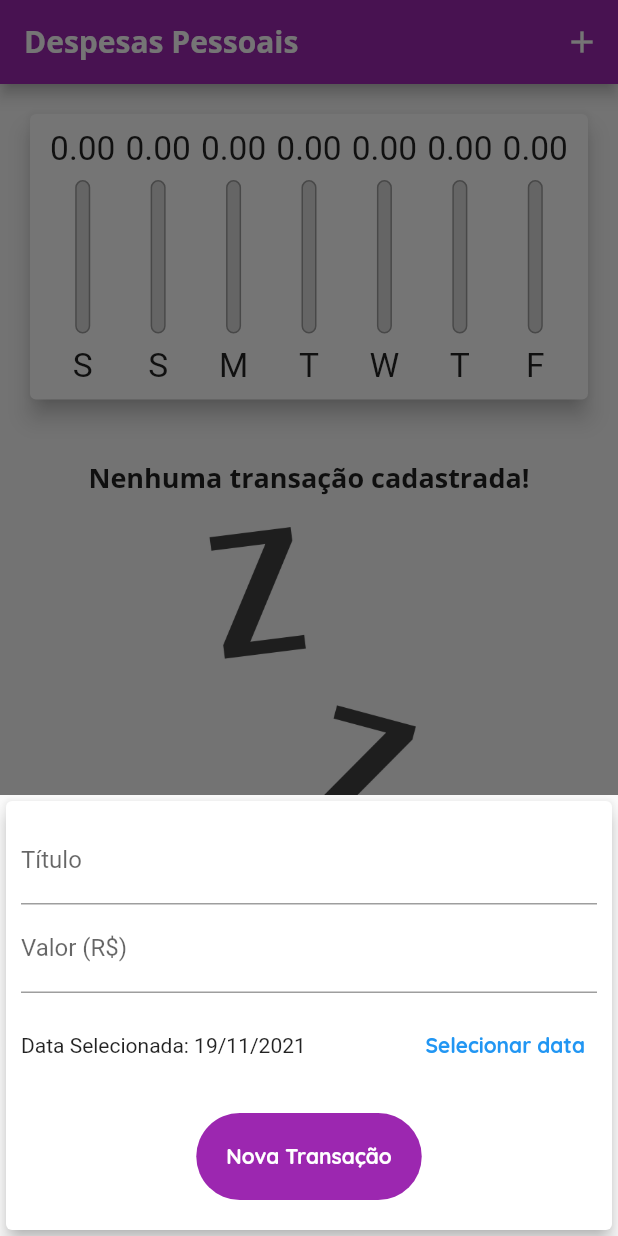
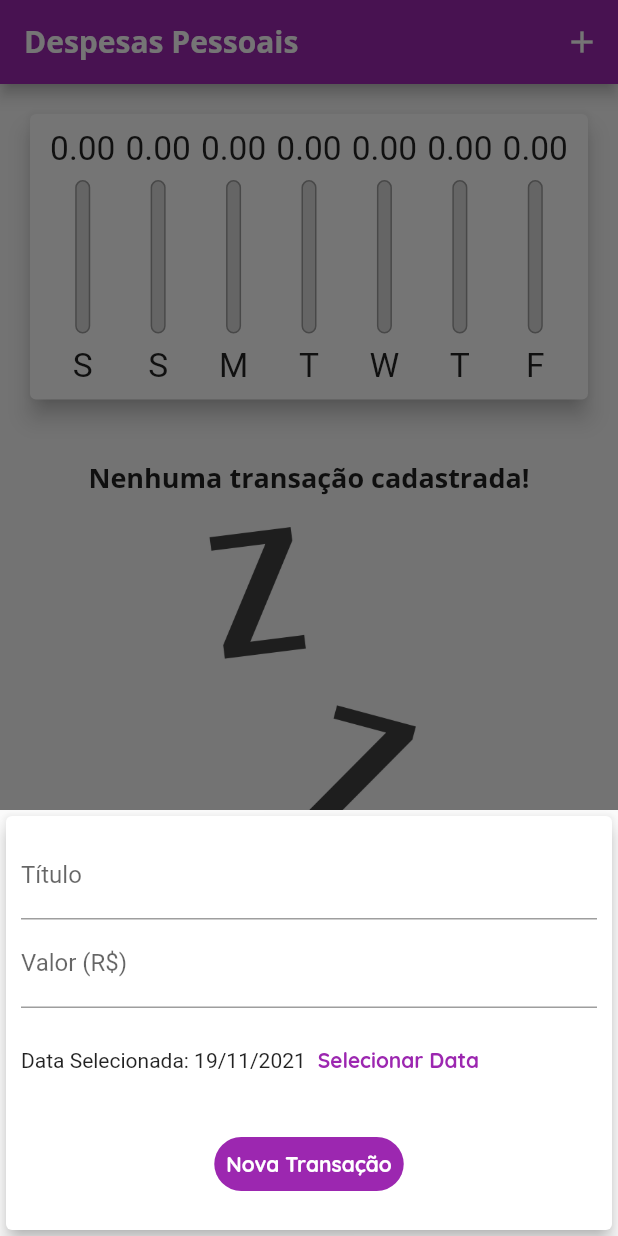
Before and after one commit to rayssasandrade/expenses, a Flutter app: the screen it shows after launch, after a tap on the "add" icon, on a phone screen of 412 x 824 dp. Run offline on Flutter 3.47's test engine with Material 2 defaults, Android fonts, the phone set to English and light mode, and no system bars.

Commit message:
criando componentes adaptativos

```diff
--- /dev/null
+++ b/lib/components/adaptative_button.dart
@@ -0,0 +1,34 @@
+import 'package:flutter/cupertino.dart';
+import 'package:flutter/material.dart';
+import 'dart:io';
+
+class AdaptativeButton extends StatelessWidget {
+  final String label;
+  final Function() onPressed;
+
+  AdaptativeButton(this.label, this.onPressed);
+
+  @override
+  Widget build(BuildContext context) {
+    return Platform.isIOS
+        ? CupertinoButton(
+            child: Text(label),
+            onPressed: onPressed,
+            color: Theme.of(context).primaryColor,
+            padding: EdgeInsets.symmetric(horizontal: 20),
+          )
+        : TextButton(
+            onPressed: onPressed,
+            child: Text(
+              label,
+              style: TextStyle(
+                color: Theme.of(context).textTheme.button?.color,
+              ),
+            ),
+            style: TextButton.styleFrom(
+              backgroundColor: Theme.of(context).primaryColor,
+              shape: StadiumBorder(),
+            ),
+          );
+  }
+}
--- /dev/null
+++ b/lib/components/adaptative_dataPicker.dart
@@ -0,0 +1,65 @@
+import 'dart:io';
+import 'package:flutter/cupertino.dart';
+import 'package:flutter/material.dart';
+import 'package:intl/intl.dart';
+
+class AdaptativeDatePicker extends StatelessWidget {
+  final DateTime? selectedDate;
+  final Function(DateTime)? onDateChanged;
+
+  AdaptativeDatePicker({
+    this.selectedDate,
+    this.onDateChanged,
+  });
+
+  _showDatePicker(BuildContext context) {
+    showDatePicker(
+      context: context,
+      initialDate: DateTime.now(),
+      firstDate: DateTime(2019),
+      lastDate: DateTime.now(),
+    ).then((pickedDate) {
+      if (pickedDate == null) {
+        return;
+      }
+
+      onDateChanged!(pickedDate);
+    });
+  }
+
+  @override
+  Widget build(BuildContext context) {
+    return Platform.isIOS
+        ? Container(
+            height: 180,
+            child: CupertinoDatePicker(
+              mode: CupertinoDatePickerMode.date,
+              initialDateTime: DateTime.now(),
+              minimumDate: DateTime(2019),
+              maximumDate: DateTime.now(),
+              onDateTimeChanged: onDateChanged!,
+            ),
+          )
+        : Container(
+            height: 70,
+            child: Row(
+              children: <Widget>[
+                Text(
+                  selectedDate == null
+                      ? 'Nenhuma data selecionada!'
+                      : 'Data Selecionada: ${DateFormat('dd/MM/y').format(selectedDate!)}',
+                ),
+                TextButton(
+                  child: Text(
+                    'Selecionar Data',
+                    style: TextStyle(
+                      fontWeight: FontWeight.bold,
+                    ),
+                  ),
+                  onPressed: () => _showDatePicker(context),
+                )
+              ],
+            ),
+          );
+  }
+}
--- /dev/null
+++ b/lib/components/adaptative_textField.dart
@@ -0,0 +1,43 @@
+import 'package:flutter/cupertino.dart';
+import 'package:flutter/material.dart';
+import 'dart:io';
+
+class AdaptativeTextField extends StatelessWidget {
+  final String? label;
+  final Function(String)? onSubmitted;
+  final TextEditingController? controller;
+  final TextInputType? keyboardType;
+
+  AdaptativeTextField({
+    this.label,
+    this.onSubmitted,
+    this.controller,
+    this.keyboardType = TextInputType.text,
+  });
+
+  @override
+  Widget build(BuildContext context) {
+    return Platform.isIOS
+        ? Padding(
+            padding: const EdgeInsets.only(bottom: 10),
+            child: CupertinoTextField(
+              controller: controller,
+              onSubmitted: onSubmitted,
+              keyboardType: keyboardType,
+              placeholder: label,
+              padding: EdgeInsets.symmetric(
+                horizontal: 6,
+                vertical: 12,
+              ),
+            ),
+          )
+        : TextField(
+            controller: controller,
+            onSubmitted: onSubmitted,
+            keyboardType: keyboardType,
+            decoration: InputDecoration(
+              labelText: label,
+            ),
+          );
+  }
+}
--- a/lib/components/chart.dart
+++ b/lib/components/chart.dart
@@ -1,6 +1,6 @@
 import 'package:flutter/material.dart';
 import 'package:intl/intl.dart';
-import '../model/Transaction.dart';
+import '../models/transaction.dart';
 import 'chart_bar.dart';
 
 class Chart extends StatelessWidget {
--- /dev/null
+++ b/lib/components/transaction_form.dart
@@ -0,0 +1,79 @@
+import 'package:flutter/material.dart';
+import 'adaptative_button.dart';
+import 'adaptative_textField.dart';
+import 'adaptative_dataPicker.dart';
+
+class TransactionForm extends StatefulWidget {
+  final void Function(String, double, DateTime) onSubmit;
+
+  TransactionForm(this.onSubmit);
+
+  @override
+  _TransactionFormState createState() => _TransactionFormState();
+}
+
+class _TransactionFormState extends State<TransactionForm> {
+  final _titleController = TextEditingController();
+  final _valueController = TextEditingController();
+  DateTime _selectedDate = DateTime.now();
+
+  _submitForm() {
+    final title = _titleController.text;
+    final value = double.tryParse(_valueController.text) ?? 0.0;
+
+    if (title.isEmpty || value <= 0 || _selectedDate == null) {
+      return;
+    }
+
+    widget.onSubmit(title, value, _selectedDate);
+  }
+
+  @override
+  Widget build(BuildContext context) {
+    return SingleChildScrollView(
+      child: Card(
+        elevation: 5,
+        child: Padding(
+          padding: EdgeInsets.only(
+            top: 10,
+            right: 10,
+            left: 10,
+            bottom: 10 + MediaQuery.of(context).viewInsets.bottom,
+          ),
+          child: Column(
+            children: <Widget>[
+              AdaptativeTextField(
+                label: 'Título',
+                onSubmitted: (_) => _submitForm(),
+                controller: _titleController,
+              ),
+              AdaptativeTextField(
+                controller: _valueController,
+                keyboardType: TextInputType.numberWithOptions(decimal: true),
+                onSubmitted: (_) => _submitForm(),
+                label: 'Valor (R\$)',
+              ),
+              AdaptativeDatePicker(
+                selectedDate: _selectedDate,
+                onDateChanged: (newDate) {
+                  setState(() {
+                    _selectedDate = newDate;
+                  });
+                },
+              ),
+              Row(
+                mainAxisAlignment: MainAxisAlignment.center,
+                children: <Widget>[
+                  Padding(
+                    padding: const EdgeInsets.all(10),
+                    child: AdaptativeButton('Nova Transação', _submitForm),
+                  ),
+                ],
+              ),
+            ],
+          ),
+        ),
+      ),
+    );
+  }
+}
--- a/lib/components/transaction_list.dart
+++ b/lib/components/transaction_list.dart
@@ -1,6 +1,6 @@
 import 'package:flutter/material.dart';
 import 'package:flutter/rendering.dart';
-import '../model/Transaction.dart';
+import '../models/transaction.dart';
 import 'package:intl/intl.dart';
 
 class TransactionList extends StatelessWidget {
@@ -60,11 +60,21 @@ class TransactionList extends StatelessWidget {
                   subtitle: Text(
                     DateFormat('d MMM y').format(tr.date),
                   ),
-                  trailing: IconButton(
-                    icon: Icon(Icons.delete),
-                    color: Theme.of(context).errorColor,
-                    onPressed: () => onRemove(tr.id),
-                  ),
+                  trailing: MediaQuery.of(context).size.width > 480
+                      ? TextButton.icon(
+                          onPressed: () => onRemove(tr.id),
+                          icon: Icon(Icons.delete),
+                          label: Text('Excluir'),
+                          style: TextButton.styleFrom(
+                            textStyle:
+                                TextStyle(color: Theme.of(context).errorColor),
+                          ),
+                        )
+                      : IconButton(
+                          icon: Icon(Icons.delete),
+                          color: Theme.of(context).errorColor,
+                          onPressed: () => onRemove(tr.id),
+                        ),
                 ),
               );
             },
--- a/lib/components/transactions_form.dart
+++ /dev/null
@@ -1,126 +0,0 @@
-import 'package:flutter/material.dart';
-import 'package:intl/intl.dart';
-
-class TransactionForm extends StatefulWidget {
-  final void Function(String, double, DateTime) onSubmit;
-
-  TransactionForm(this.onSubmit);
-
-  @override
-  _TransactionFormState createState() => _TransactionFormState();
-}
-
-class _TransactionFormState extends State<TransactionForm> {
-  final _titleController = TextEditingController();
-  final _valueController = TextEditingController();
-  DateTime _selectedDate = DateTime.now();
-
-  _submitForm() {
-    final title = _titleController.text;
-    final value = double.tryParse(_valueController.text) ?? 0.0;
-
-    if (title.isEmpty || value <= 0 || _selectedDate == null) {
-      return;
-    }
-
-    widget.onSubmit(title, value, _selectedDate);
-  }
-
-  _showDatePicker() {
-    showDatePicker(
-      context: context,
-      initialDate: DateTime.now(),
-      firstDate: DateTime(2019),
-      lastDate: DateTime.now(),
-    ).then((pickedDate) {
-      if (pickedDate == null) {
-        return;
-      }
-      setState(() {
-        _selectedDate = pickedDate;
-      });
-    });
-  }
-
-  @override
-  Widget build(BuildContext context) {
-    return SingleChildScrollView(
-      child: Card(
-        elevation: 5,
-        child: Padding(
-          padding: EdgeInsets.only(
-            top: 10,
-            right: 10,
-            left: 10,
-            bottom: 10 + MediaQuery.of(context).viewInsets.bottom,
-          ),
-          child: Column(
-            children: <Widget>[
-              TextField(
-                controller: _titleController,
-                onSubmitted: (_) => _submitForm(),
-                decoration: InputDecoration(
-                  labelText: 'Título',
-                ),
-              ),
-              TextField(
-                controller: _valueController,
-                keyboardType: TextInputType.numberWithOptions(decimal: true),
-                onSubmitted: (_) => _submitForm(),
-                decoration: InputDecoration(
-                  labelText: 'Valor (R\$)',
-                ),
-              ),
-              Container(
-                height: 70,
-                child: Row(
-                  children: [
-                    Expanded(
-                      child: Text(
-                        _selectedDate == null
-                            ? 'Nenhuma data selecionada!'
-                            : 'Data Selecionada: ${DateFormat('dd/MM/y').format(_selectedDate)}',
-                      ),
-                    ),
-                    TextButton(
-                      onPressed: _showDatePicker,
-                      child: Text(
-                        'Selecionar data',
-                        style: TextStyle(
-                          fontWeight: FontWeight.bold,
-                          color: Theme.of(context).primaryColor,
-                        ),
-                      ),
-                    )
-                  ],
-                ),
-              ),
-              Row(
-                mainAxisAlignment: MainAxisAlignment.center,
-                children: <Widget>[
-                  Padding(
-                    padding: const EdgeInsets.all(10),
-                    child: TextButton(
-                      child: Text(
-                        'Nova Transação',
-                        style: TextStyle(
-                          color: Theme.of(context).textTheme.button?.color,
-                        ),
-                      ),
-                      style: TextButton.styleFrom(
-                        backgroundColor: Colors.purple,
-                        padding: EdgeInsets.all(20),
-                        shape: StadiumBorder(),
-                      ),
-                      onPressed: _submitForm,
-                    ),
-                  )
-                ],
-              ),
-            ],
-          ),
-        ),
-      ),
-    );
-  }
-}
--- a/lib/main.dart
+++ b/lib/main.dart
@@ -1,12 +1,14 @@
 import 'dart:math';
-import 'package:expenses/components/chart.dart';
-import 'package:flutter/widgets.dart';
+import 'dart:io';
 
-import 'model/Transaction.dart';
+import 'package:expenses/components/transaction_form.dart';
+import 'package:flutter/cupertino.dart';
 import 'package:flutter/material.dart';
-import './components/transactions_form.dart';
-import './components/transaction_list.dart';
-import './components/chart.dart';
+
+import 'components/transaction_form.dart';
+import 'components/transaction_list.dart';
+import 'components/chart.dart';
+import 'models/transaction.dart';
 
 main() => runApp(ExpensesApp());
 
@@ -16,11 +18,8 @@ class ExpensesApp extends StatelessWidget {
     return MaterialApp(
       home: MyHomePage(),
       theme: ThemeData(
-        colorScheme: ColorScheme.fromSwatch(
         primarySwatch: Colors.purple,
-        ).copyWith(
-          secondary: Colors.amber,
-        ),
+        accentColor: Colors.amber,
         fontFamily: 'Quicksand',
         textTheme: ThemeData.light().textTheme.copyWith(
               headline6: TextStyle(
@@ -49,7 +48,7 @@ class ExpensesApp extends StatelessWidget {
 
 class MyHomePage extends StatefulWidget {
   @override
-  State<MyHomePage> createState() => _MyHomePageState();
+  _MyHomePageState createState() => _MyHomePageState();
 }
 
 class _MyHomePageState extends State<MyHomePage> {
@@ -58,16 +57,10 @@ class _MyHomePageState extends State<MyHomePage> {
 
   List<Transaction> get _recentTransactions {
     return _transactions.where((tr) {
-      return tr.date.isAfter(DateTime.now().subtract(Duration(days: 7)));
+      return tr.date.isAfter(DateTime.now().subtract(
+        Duration(days: 7),
+      ));
     }).toList();
-  }
-
-  _openTransactionFormModal(BuildContext context) {
-    showModalBottomSheet(
-        context: context,
-        builder: (_) {
-          return TransactionForm(_addTransaction);
-        });
   }
 
   _addTransaction(String title, double value, DateTime date) {
@@ -75,7 +68,8 @@ class _MyHomePageState extends State<MyHomePage> {
       id: Random().nextDouble().toString(),
       title: title,
       value: value,
-        date: date);
+      date: date,
+    );
 
     setState(() {
       _transactions.add(newTransaction);
@@ -84,52 +78,73 @@ class _MyHomePageState extends State<MyHomePage> {
     Navigator.of(context).pop();
   }
 
-  _removeTransaction(String id) {
+  _deleteTransaction(String id) {
     setState(() {
-      _transactions.removeWhere((tr) {
-        return tr.id == id;
+      _transactions.removeWhere((tr) => tr.id == id);
     });
-    });
+  }
+
+  _openTransactionFormModal(BuildContext context) {
+    showModalBottomSheet(
+      context: context,
+      builder: (_) {
+        return TransactionForm(_addTransaction);
+      },
+    );
+  }
+
+  Widget _getIconButton(IconData icon, Function() fn) {
+    return Platform.isIOS
+        ? GestureDetector(onTap: fn, child: Icon(icon))
+        : IconButton(icon: Icon(icon), onPressed: fn);
   }
 
   @override
   Widget build(BuildContext context) {
-    bool isLandscape =
-        MediaQuery.of(context).orientation == Orientation.landscape;
-    final appBar = AppBar(
-      title: Text('Despesas Pessoais'),
-      actions: [
+    final mediaQuery = MediaQuery.of(context);
+    bool isLandscape = mediaQuery.orientation == Orientation.landscape;
+
+    final iconList = Platform.isIOS ? CupertinoIcons.refresh : Icons.list;
+    final chartList =
+        Platform.isIOS ? CupertinoIcons.refresh : Icons.show_chart;
+
+    final actions = <Widget>[
       if (isLandscape)
-          IconButton(
-            icon: Icon(_showChart ? Icons.list : Icons.show_chart),
-            onPressed: () {
+        _getIconButton(
+          _showChart ? iconList : chartList,
+          () {
             setState(() {
               _showChart = !_showChart;
             });
           },
         ),
-        IconButton(
-          icon: Icon(Icons.add),
-          onPressed: () => _openTransactionFormModal(context),
+      _getIconButton(
+        Platform.isIOS ? CupertinoIcons.add : Icons.add,
+        () => _openTransactionFormModal(context),
       ),
-      ],
+    ];
+
+    final PreferredSizeWidget appBar = AppBar(
+      title: Text('Despesas Pessoais'),
+      actions: actions,
     );
-    final availableHeight = MediaQuery.of(context).size.height -
+
+    final availableHeight = mediaQuery.size.height -
         appBar.preferredSize.height -
-        MediaQuery.of(context).padding.top;
+        mediaQuery.padding.top;
 
-    return Scaffold(
-      appBar: appBar,
-      body: SingleChildScrollView(
+    final bodyPage = SafeArea(
+      child: SingleChildScrollView(
         child: Column(
           crossAxisAlignment: CrossAxisAlignment.stretch,
-          mainAxisAlignment: MainAxisAlignment.center,
           children: <Widget>[
             // if (isLandscape)
             //   Row(
-            //     children: [
+            //     mainAxisAlignment: MainAxisAlignment.center,
+            //     children: <Widget>[
             //       Text('Exibir Gráfico'),
-            //       Switch(
+            //       Switch.adaptive(
+            //         activeColor: Theme.of(context).accentColor,
             //         value: _showChart,
             //         onChanged: (value) {
             //           setState(() {
@@ -141,22 +156,41 @@ class _MyHomePageState extends State<MyHomePage> {
             //   ),
             if (_showChart || !isLandscape)
               Container(
-                height: availableHeight * (isLandscape ? 0.7 : 0.3),
+                height: availableHeight * (isLandscape ? 0.8 : 0.3),
                 child: Chart(_recentTransactions),
               ),
             if (!_showChart || !isLandscape)
               Container(
-                height: availableHeight * 0.70,
-                child: TransactionList(_transactions, _removeTransaction),
+                height: availableHeight * (isLandscape ? 1 : 0.7),
+                child: TransactionList(_transactions, _deleteTransaction),
               ),
           ],
         ),
       ),
-      floatingActionButton: FloatingActionButton(
+    );
+
+    return Platform.isIOS
+        ? CupertinoPageScaffold(
+            navigationBar: CupertinoNavigationBar(
+              middle: Text('Despesas Pessoais'),
+              trailing: Row(
+                mainAxisSize: MainAxisSize.min,
+                children: actions,
+              ),
+            ),
+            child: bodyPage,
+          )
+        : Scaffold(
+            appBar: appBar,
+            body: bodyPage,
+            floatingActionButton: Platform.isIOS
+                ? Container()
+                : FloatingActionButton(
                     child: Icon(Icons.add),
                     onPressed: () => _openTransactionFormModal(context),
                   ),
-      floatingActionButtonLocation: FloatingActionButtonLocation.centerFloat,
+            floatingActionButtonLocation:
+                FloatingActionButtonLocation.centerFloat,
           );
   }
 }
```
Also changed, not shown: lib/models/transaction.dart (renamed from lib/model/transaction.dart). Lines whose indentation alone changed are shown as unchanged.
